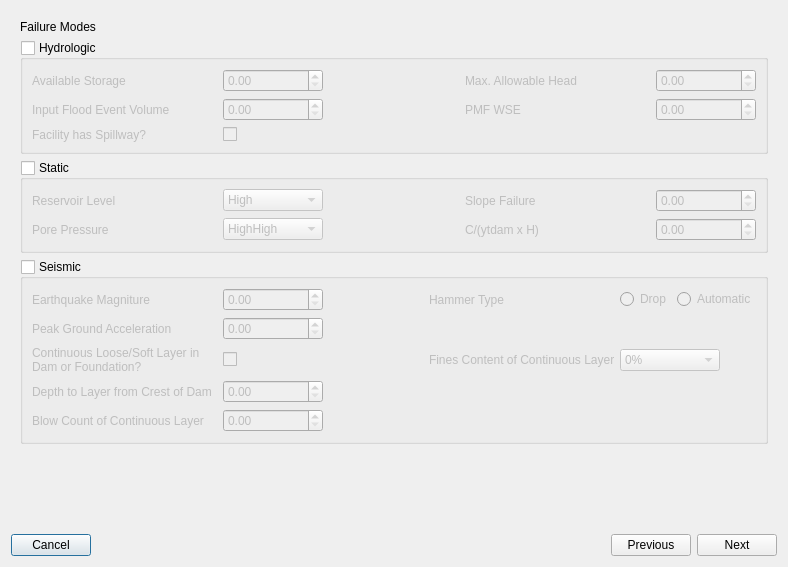
Before: the Qt Designer form flo2d/ui/breach_hydrograph_tool.ui in FLO-2DSoftware/qgis-flo-2d-plugin, drawn with Qt 5.
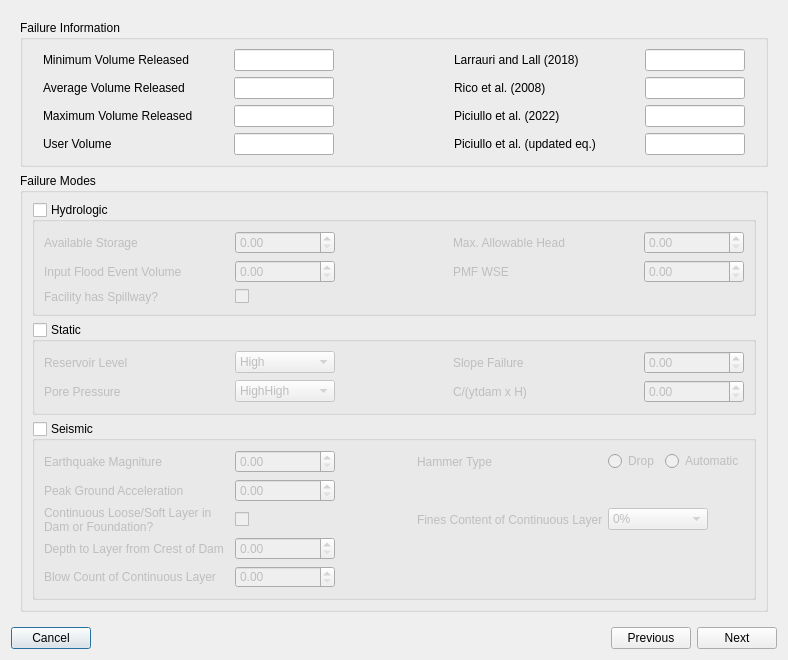
After: the same form once the commit is applied. The open tabs and pages were chosen to show the change. Icons and pictures are not drawn.

Commit message: Enhance Breach Hydrograph Tool with tailings breach volume calculations and UI integration

The edit to the form file:
```diff
--- a/flo2d/ui/breach_hydrograph_tool.ui
+++ b/flo2d/ui/breach_hydrograph_tool.ui
@@ -10,7 +10,7 @@
     <x>0</x>
     <y>0</y>
     <width>782</width>
-    <height>529</height>
+    <height>591</height>
    </rect>
   </property>
   <property name="windowTitle">
@@ -951,7 +951,793 @@
       <layout class="QGridLayout" name="gridLayout_7">
        <item row="0" column="0">
         <layout class="QGridLayout" name="gridLayout_6">
-         <item row="3" column="0" colspan="3">
+         <item row="0" column="0" colspan="2">
+          <widget class="QGroupBox" name="groupBox_2">
+           <property name="title">
+            <string>Failure Information</string>
+           </property>
+           <layout class="QGridLayout" name="gridLayout_22">
+            <property name="leftMargin">
+             <number>20</number>
+            </property>
+            <property name="rightMargin">
+             <number>20</number>
+            </property>
+            <item row="1" column="0">
+             <widget class="QLabel" name="label_57">
+              <property name="minimumSize">
+               <size>
+                <width>185</width>
+                <height>0</height>
+               </size>
+              </property>
+              <property name="maximumSize">
+               <size>
+                <width>185</width>
+                <height>16777215</height>
+               </size>
+              </property>
+              <property name="text">
+               <string>Average Volume Released</string>
+              </property>
+             </widget>
+            </item>
+            <item row="3" column="0">
+             <widget class="QLabel" name="label_59">
+              <property name="minimumSize">
+               <size>
+                <width>185</width>
+                <height>0</height>
+               </size>
+              </property>
+              <property name="maximumSize">
+               <size>
+                <width>185</width>
+                <height>16777215</height>
+               </size>
+              </property>
+              <property name="text">
+               <string>User Volume</string>
+              </property>
+             </widget>
+            </item>
+            <item row="0" column="1">
+             <widget class="QLineEdit" name="vrmin_le">
+              <property name="minimumSize">
+               <size>
+                <width>100</width>
+                <height>0</height>
+               </size>
+              </property>
+              <property name="maximumSize">
+               <size>
+                <width>100</width>
+                <height>16777215</height>
+               </size>
+              </property>
+             </widget>
+            </item>
+            <item row="2" column="4">
+             <widget class="QLineEdit" name="piciullo1_dsb">
+              <property name="minimumSize">
+               <size>
+                <width>100</width>
+                <height>0</height>
+               </size>
+              </property>
+              <property name="maximumSize">
+               <size>
+                <width>100</width>
+                <height>16777215</height>
+               </size>
+              </property>
+             </widget>
+            </item>
+            <item row="2" column="3">
+             <widget class="QLabel" name="label_62">
+              <property name="minimumSize">
+               <size>
+                <width>185</width>
+                <height>0</height>
+               </size>
+              </property>
+              <property name="maximumSize">
+               <size>
+                <width>185</width>
+                <height>16777215</height>
+               </size>
+              </property>
+              <property name="text">
+               <string>Piciullo et al. (2022)</string>
+              </property>
+             </widget>
+            </item>
+            <item row="0" column="4">
+             <widget class="QLineEdit" name="larrauri_dsb">
+              <property name="minimumSize">
+               <size>
+                <width>100</width>
+                <height>0</height>
+               </size>
+              </property>
+              <property name="maximumSize">
+               <size>
+                <width>100</width>
+                <height>16777215</height>
+               </size>
+              </property>
+             </widget>
+            </item>
+            <item row="1" column="4">
+             <widget class="QLineEdit" name="rico_dsb">
+              <property name="minimumSize">
+               <size>
+                <width>100</width>
+                <height>0</height>
+               </size>
+              </property>
+              <property name="maximumSize">
+               <size>
+                <width>100</width>
+                <height>16777215</height>
+               </size>
+              </property>
+             </widget>
+            </item>
+            <item row="0" column="0">
+             <widget class="QLabel" name="label_2">
+              <property name="minimumSize">
+               <size>
+                <width>185</width>
+                <height>0</height>
+               </size>
+              </property>
+              <property name="maximumSize">
+               <size>
+                <width>185</width>
+                <height>16777215</height>
+               </size>
+              </property>
+              <property name="text">
+               <string>Minimum Volume Released</string>
+              </property>
+             </widget>
+            </item>
+            <item row="2" column="0">
+             <widget class="QLabel" name="label_58">
+              <property name="minimumSize">
+               <size>
+                <width>185</width>
+                <height>0</height>
+               </size>
+              </property>
+              <property name="maximumSize">
+               <size>
+                <width>185</width>
+                <height>16777215</height>
+               </size>
+              </property>
+              <property name="text">
+               <string>Maximum Volume Released</string>
+              </property>
+             </widget>
+            </item>
+            <item row="1" column="3">
+             <widget class="QLabel" name="label_60">
+              <property name="minimumSize">
+               <size>
+                <width>185</width>
+                <height>0</height>
+               </size>
+              </property>
+              <property name="maximumSize">
+               <size>
+                <width>185</width>
+                <height>16777215</height>
+               </size>
+              </property>
+              <property name="text">
+               <string>Rico et al. (2008)</string>
+              </property>
+             </widget>
+            </item>
+            <item row="0" column="3">
+             <widget class="QLabel" name="label_61">
+              <property name="minimumSize">
+               <size>
+                <width>185</width>
+                <height>0</height>
+               </size>
+              </property>
+              <property name="maximumSize">
+               <size>
+                <width>185</width>
+                <height>16777215</height>
+               </size>
+              </property>
+              <property name="text">
+               <string>Larrauri and Lall (2018)</string>
+              </property>
+             </widget>
+            </item>
+            <item row="3" column="3">
+             <widget class="QLabel" name="label_63">
+              <property name="minimumSize">
+               <size>
+                <width>185</width>
+                <height>0</height>
+               </size>
+              </property>
+              <property name="maximumSize">
+               <size>
+                <width>185</width>
+                <height>16777215</height>
+               </size>
+              </property>
+              <property name="text">
+               <string>Piciullo et al. (updated eq.)</string>
+              </property>
+             </widget>
+            </item>
+            <item row="1" column="1">
+             <widget class="QLineEdit" name="vrave_le">
+              <property name="minimumSize">
+               <size>
+                <width>100</width>
+                <height>0</height>
+               </size>
+              </property>
+              <property name="maximumSize">
+               <size>
+                <width>100</width>
+                <height>16777215</height>
+               </size>
+              </property>
+             </widget>
+            </item>
+            <item row="2" column="1">
+             <widget class="QLineEdit" name="vrmax_le">
+              <property name="minimumSize">
+               <size>
+                <width>100</width>
+                <height>0</height>
+               </size>
+              </property>
+              <property name="maximumSize">
+               <size>
+                <width>100</width>
+                <height>16777215</height>
+               </size>
+              </property>
+             </widget>
+            </item>
+            <item row="3" column="1">
+             <widget class="QLineEdit" name="lineEdit_5">
+              <property name="minimumSize">
+               <size>
+                <width>100</width>
+                <height>0</height>
+               </size>
+              </property>
+              <property name="maximumSize">
+               <size>
+                <width>100</width>
+                <height>16777215</height>
+               </size>
+              </property>
+             </widget>
+            </item>
+            <item row="3" column="4">
+             <widget class="QLineEdit" name="piciullo2_dsb">
+              <property name="minimumSize">
+               <size>
+                <width>100</width>
+                <height>0</height>
+               </size>
+              </property>
+              <property name="maximumSize">
+               <size>
+                <width>100</width>
+                <height>16777215</height>
+               </size>
+              </property>
+             </widget>
+            </item>
+            <item row="1" column="2">
+             <spacer name="horizontalSpacer_20">
+              <property name="orientation">
+               <enum>Qt::Horizontal</enum>
+              </property>
+              <property name="sizeHint" stdset="0">
+               <size>
+                <width>40</width>
+                <height>20</height>
+               </size>
+              </property>
+             </spacer>
+            </item>
+            <item row="0" column="2">
+             <spacer name="horizontalSpacer_22">
+              <property name="orientation">
+               <enum>Qt::Horizontal</enum>
+              </property>
+              <property name="sizeHint" stdset="0">
+               <size>
+                <width>40</width>
+                <height>20</height>
+               </size>
+              </property>
+             </spacer>
+            </item>
+            <item row="2" column="2">
+             <spacer name="horizontalSpacer_23">
+              <property name="orientation">
+               <enum>Qt::Horizontal</enum>
+              </property>
+              <property name="sizeHint" stdset="0">
+               <size>
+                <width>40</width>
+                <height>20</height>
+               </size>
+              </property>
+             </spacer>
+            </item>
+            <item row="3" column="2">
+             <spacer name="horizontalSpacer_24">
+              <property name="orientation">
+               <enum>Qt::Horizontal</enum>
+              </property>
+              <property name="sizeHint" stdset="0">
+               <size>
+                <width>40</width>
+                <height>20</height>
+               </size>
+              </property>
+             </spacer>
+            </item>
+           </layout>
+          </widget>
+         </item>
+         <item row="1" column="0" colspan="2">
+          <widget class="QGroupBox" name="groupBox_10">
+           <property name="title">
+            <string>Failure Modes</string>
+           </property>
+           <layout class="QGridLayout" name="gridLayout_21">
+            <item row="0" column="0">
+             <widget class="QGroupBox" name="groupBox_3">
+              <property name="sizePolicy">
+               <sizepolicy hsizetype="Preferred" vsizetype="Maximum">
+                <horstretch>0</horstretch>
+                <verstretch>0</verstretch>
+               </sizepolicy>
+              </property>
+              <property name="title">
+               <string>Hydrologic</string>
+              </property>
+              <property name="checkable">
+               <bool>true</bool>
+              </property>
+              <property name="checked">
+               <bool>false</bool>
+              </property>
+              <layout class="QGridLayout" name="gridLayout_10">
+               <item row="1" column="3">
+                <widget class="QLabel" name="label_30">
+                 <property name="minimumSize">
+                  <size>
+                   <width>185</width>
+                   <height>0</height>
+                  </size>
+                 </property>
+                 <property name="maximumSize">
+                  <size>
+                   <width>185</width>
+                   <height>16777215</height>
+                  </size>
+                 </property>
+                 <property name="text">
+                  <string>PMF WSE</string>
+                 </property>
+                </widget>
+               </item>
+               <item row="2" column="1">
+                <widget class="QCheckBox" name="checkBox">
+                 <property name="layoutDirection">
+                  <enum>Qt::LeftToRight</enum>
+                 </property>
+                 <property name="text">
+                  <string/>
+                 </property>
+                </widget>
+               </item>
+               <item row="2" column="0">
+                <widget class="QLabel" name="label_38">
+                 <property name="minimumSize">
+                  <size>
+                   <width>185</width>
+                   <height>0</height>
+                  </size>
+                 </property>
+                 <property name="maximumSize">
+                  <size>
+                   <width>185</width>
+                   <height>16777215</height>
+                  </size>
+                 </property>
+                 <property name="text">
+                  <string>Facility has Spillway?</string>
+                 </property>
+                </widget>
+               </item>
+               <item row="0" column="3">
+                <widget class="QLabel" name="label_29">
+                 <property name="minimumSize">
+                  <size>
+                   <width>185</width>
+                   <height>0</height>
+                  </size>
+                 </property>
+                 <property name="maximumSize">
+                  <size>
+                   <width>185</width>
+                   <height>16777215</height>
+                  </size>
+                 </property>
+                 <property name="text">
+                  <string>Max. Allowable Head</string>
+                 </property>
+                </widget>
+               </item>
+               <item row="1" column="1">
+                <widget class="QDoubleSpinBox" name="doubleSpinBox_17">
+                 <property name="minimumSize">
+                  <size>
+                   <width>100</width>
+                   <height>0</height>
+                  </size>
+                 </property>
+                 <property name="maximumSize">
+                  <size>
+                   <width>100</width>
+                   <height>16777215</height>
+                  </size>
+                 </property>
+                </widget>
+               </item>
+               <item row="0" column="0">
+                <widget class="QLabel" name="label_25">
+                 <property name="minimumSize">
+                  <size>
+                   <width>185</width>
+                   <height>0</height>
+                  </size>
+                 </property>
+                 <property name="maximumSize">
+                  <size>
+                   <width>185</width>
+                   <height>16777215</height>
+                  </size>
+                 </property>
+                 <property name="text">
+                  <string>Available Storage</string>
+                 </property>
+                </widget>
+               </item>
+               <item row="1" column="0">
+                <widget class="QLabel" name="label_28">
+                 <property name="minimumSize">
+                  <size>
+                   <width>185</width>
+                   <height>0</height>
+                  </size>
+                 </property>
+                 <property name="maximumSize">
+                  <size>
+                   <width>185</width>
+                   <height>16777215</height>
+                  </size>
+                 </property>
+                 <property name="text">
+                  <string>Input Flood Event Volume</string>
+                 </property>
+                </widget>
+               </item>
+               <item row="0" column="2">
+                <spacer name="horizontalSpacer_8">
+                 <property name="orientation">
+                  <enum>Qt::Horizontal</enum>
+                 </property>
+                 <property name="sizeHint" stdset="0">
+                  <size>
+                   <width>40</width>
+                   <height>20</height>
+                  </size>
+                 </property>
+                </spacer>
+               </item>
+               <item row="0" column="4">
+                <widget class="QDoubleSpinBox" name="doubleSpinBox_19">
+                 <property name="minimumSize">
+                  <size>
+                   <width>100</width>
+                   <height>0</height>
+                  </size>
+                 </property>
+                 <property name="maximumSize">
+                  <size>
+                   <width>100</width>
+                   <height>16777215</height>
+                  </size>
+                 </property>
+                </widget>
+               </item>
+               <item row="0" column="1">
+                <widget class="QDoubleSpinBox" name="doubleSpinBox_16">
+                 <property name="minimumSize">
+                  <size>
+                   <width>100</width>
+                   <height>0</height>
+                  </size>
+                 </property>
+                 <property name="maximumSize">
+                  <size>
+                   <width>100</width>
+                   <height>16777215</height>
+                  </size>
+                 </property>
+                </widget>
+               </item>
+               <item row="1" column="4">
+                <widget class="QDoubleSpinBox" name="doubleSpinBox_18">
+                 <property name="minimumSize">
+                  <size>
+                   <width>100</width>
+                   <height>0</height>
+                  </size>
+                 </property>
+                 <property name="maximumSize">
+                  <size>
+                   <width>100</width>
+                   <height>16777215</height>
+                  </size>
+                 </property>
+                </widget>
+               </item>
+               <item row="1" column="2">
+                <spacer name="horizontalSpacer_10">
+                 <property name="orientation">
+                  <enum>Qt::Horizontal</enum>
+                 </property>
+                 <property name="sizeHint" stdset="0">
+                  <size>
+                   <width>40</width>
+                   <height>20</height>
+                  </size>
+                 </property>
+                </spacer>
+               </item>
+              </layout>
+             </widget>
+            </item>
+            <item row="1" column="0">
+             <widget class="QGroupBox" name="groupBox_4">
+              <property name="sizePolicy">
+               <sizepolicy hsizetype="Preferred" vsizetype="Maximum">
+                <horstretch>0</horstretch>
+                <verstretch>0</verstretch>
+               </sizepolicy>
+              </property>
+              <property name="title">
+               <string>Static</string>
+              </property>
+              <property name="checkable">
+               <bool>true</bool>
+              </property>
+              <property name="checked">
+               <bool>false</bool>
+              </property>
+              <layout class="QGridLayout" name="gridLayout_11">
+               <item row="0" column="2">
+                <spacer name="horizontalSpacer_7">
+                 <property name="orientation">
+                  <enum>Qt::Horizontal</enum>
+                 </property>
+                 <property name="sizeHint" stdset="0">
+                  <size>
+                   <width>40</width>
+                   <height>20</height>
+                  </size>
+                 </property>
+                </spacer>
+               </item>
+               <item row="1" column="1">
+                <widget class="QComboBox" name="comboBox_7">
+                 <property name="minimumSize">
+                  <size>
+                   <width>100</width>
+                   <height>0</height>
+                  </size>
+                 </property>
+                 <property name="maximumSize">
+                  <size>
+                   <width>100</width>
+                   <height>16777215</height>
+                  </size>
+                 </property>
+                 <item>
+                  <property name="text">
+                   <string>HighHigh</string>
+                  </property>
+                 </item>
+                 <item>
+                  <property name="text">
+                   <string>High</string>
+                  </property>
+                 </item>
+                 <item>
+                  <property name="text">
+                   <string>Low</string>
+                  </property>
+                 </item>
+                </widget>
+               </item>
+               <item row="1" column="0">
+                <widget class="QLabel" name="label_31">
+                 <property name="minimumSize">
+                  <size>
+                   <width>185</width>
+                   <height>0</height>
+                  </size>
+                 </property>
+                 <property name="maximumSize">
+                  <size>
+                   <width>185</width>
+                   <height>16777215</height>
+                  </size>
+                 </property>
+                 <property name="text">
+                  <string>Pore Pressure</string>
+                 </property>
+                </widget>
+               </item>
+               <item row="1" column="3">
+                <widget class="QLabel" name="label_33">
+                 <property name="minimumSize">
+                  <size>
+                   <width>185</width>
+                   <height>0</height>
+                  </size>
+                 </property>
+                 <property name="maximumSize">
+                  <size>
+                   <width>185</width>
+                   <height>16777215</height>
+                  </size>
+                 </property>
+                 <property name="text">
+                  <string>C/(ytdam x H)</string>
+                 </property>
+                </widget>
+               </item>
+               <item row="1" column="2">
+                <spacer name="horizontalSpacer_12">
+                 <property name="orientation">
+                  <enum>Qt::Horizontal</enum>
+                 </property>
+                 <property name="sizeHint" stdset="0">
+                  <size>
+                   <width>40</width>
+                   <height>20</height>
+                  </size>
+                 </property>
+                </spacer>
+               </item>
+               <item row="0" column="0">
+                <widget class="QLabel" name="label_26">
+                 <property name="minimumSize">
+                  <size>
+                   <width>185</width>
+                   <height>0</height>
+                  </size>
+                 </property>
+                 <property name="maximumSize">
+                  <size>
+                   <width>185</width>
+                   <height>16777215</height>
+                  </size>
+                 </property>
+                 <property name="text">
+                  <string>Reservoir Level</string>
+                 </property>
+                </widget>
+               </item>
+               <item row="0" column="3">
+                <widget class="QLabel" name="label_32">
+                 <property name="minimumSize">
+                  <size>
+                   <width>185</width>
+                   <height>0</height>
+                  </size>
+                 </property>
+                 <property name="maximumSize">
+                  <size>
+                   <width>185</width>
+                   <height>16777215</height>
+                  </size>
+                 </property>
+                 <property name="text">
+                  <string>Slope Failure</string>
+                 </property>
+                </widget>
+               </item>
+               <item row="0" column="1">
+                <widget class="QComboBox" name="comboBox_6">
+                 <property name="minimumSize">
+                  <size>
+                   <width>100</width>
+                   <height>0</height>
+                  </size>
+                 </property>
+                 <property name="maximumSize">
+                  <size>
+                   <width>100</width>
+                   <height>16777215</height>
+                  </size>
+                 </property>
+                 <item>
+                  <property name="text">
+                   <string>High</string>
+                  </property>
+                 </item>
+                 <item>
+                  <property name="text">
+                   <string>Medium</string>
+                  </property>
+                 </item>
+                 <item>
+                  <property name="text">
+                   <string>Low</string>
+                  </property>
+                 </item>
+                </widget>
+               </item>
+               <item row="0" column="4">
+                <widget class="QDoubleSpinBox" name="doubleSpinBox_20">
+                 <property name="minimumSize">
+                  <size>
+                   <width>100</width>
+                   <height>0</height>
+                  </size>
+                 </property>
+                 <property name="maximumSize">
+                  <size>
+                   <width>100</width>
+                   <height>16777215</height>
+                  </size>
+                 </property>
+                </widget>
+               </item>
+               <item row="1" column="4">
+                <widget class="QDoubleSpinBox" name="doubleSpinBox_21">
+                 <property name="minimumSize">
+                  <size>
+                   <width>100</width>
+                   <height>0</height>
+                  </size>
+                 </property>
+                 <property name="maximumSize">
+                  <size>
+                   <width>100</width>
+                   <height>16777215</height>
+                  </size>
+                 </property>
+                </widget>
+               </item>
+              </layout>
+             </widget>
+            </item>
+            <item row="2" column="0">
           <widget class="QGroupBox" name="groupBox_5">
            <property name="sizePolicy">
             <sizepolicy hsizetype="Preferred" vsizetype="Maximum">
@@ -1293,453 +2079,7 @@
            </layout>
           </widget>
          </item>
-         <item row="1" column="0" colspan="3">
-          <widget class="QGroupBox" name="groupBox_3">
-           <property name="sizePolicy">
-            <sizepolicy hsizetype="Preferred" vsizetype="Maximum">
-             <horstretch>0</horstretch>
-             <verstretch>0</verstretch>
-            </sizepolicy>
-           </property>
-           <property name="title">
-            <string>Hydrologic</string>
-           </property>
-           <property name="checkable">
-            <bool>true</bool>
-           </property>
-           <property name="checked">
-            <bool>false</bool>
-           </property>
-           <layout class="QGridLayout" name="gridLayout_10">
-            <item row="1" column="3">
-             <widget class="QLabel" name="label_30">
-              <property name="minimumSize">
-               <size>
-                <width>185</width>
-                <height>0</height>
-               </size>
-              </property>
-              <property name="maximumSize">
-               <size>
-                <width>185</width>
-                <height>16777215</height>
-               </size>
-              </property>
-              <property name="text">
-               <string>PMF WSE</string>
-              </property>
-             </widget>
-            </item>
-            <item row="2" column="1">
-             <widget class="QCheckBox" name="checkBox">
-              <property name="layoutDirection">
-               <enum>Qt::LeftToRight</enum>
-              </property>
-              <property name="text">
-               <string/>
-              </property>
-             </widget>
-            </item>
-            <item row="2" column="0">
-             <widget class="QLabel" name="label_38">
-              <property name="minimumSize">
-               <size>
-                <width>185</width>
-                <height>0</height>
-               </size>
-              </property>
-              <property name="maximumSize">
-               <size>
-                <width>185</width>
-                <height>16777215</height>
-               </size>
-              </property>
-              <property name="text">
-               <string>Facility has Spillway?</string>
-              </property>
-             </widget>
-            </item>
-            <item row="0" column="3">
-             <widget class="QLabel" name="label_29">
-              <property name="minimumSize">
-               <size>
-                <width>185</width>
-                <height>0</height>
-               </size>
-              </property>
-              <property name="maximumSize">
-               <size>
-                <width>185</width>
-                <height>16777215</height>
-               </size>
-              </property>
-              <property name="text">
-               <string>Max. Allowable Head</string>
-              </property>
-             </widget>
-            </item>
-            <item row="1" column="1">
-             <widget class="QDoubleSpinBox" name="doubleSpinBox_17">
-              <property name="minimumSize">
-               <size>
-                <width>100</width>
-                <height>0</height>
-               </size>
-              </property>
-              <property name="maximumSize">
-               <size>
-                <width>100</width>
-                <height>16777215</height>
-               </size>
-              </property>
-             </widget>
-            </item>
-            <item row="0" column="0">
-             <widget class="QLabel" name="label_25">
-              <property name="minimumSize">
-               <size>
-                <width>185</width>
-                <height>0</height>
-               </size>
-              </property>
-              <property name="maximumSize">
-               <size>
-                <width>185</width>
-                <height>16777215</height>
-               </size>
-              </property>
-              <property name="text">
-               <string>Available Storage</string>
-              </property>
-             </widget>
-            </item>
-            <item row="1" column="0">
-             <widget class="QLabel" name="label_28">
-              <property name="minimumSize">
-               <size>
-                <width>185</width>
-                <height>0</height>
-               </size>
-              </property>
-              <property name="maximumSize">
-               <size>
-                <width>185</width>
-                <height>16777215</height>
-               </size>
-              </property>
-              <property name="text">
-               <string>Input Flood Event Volume</string>
-              </property>
-             </widget>
-            </item>
-            <item row="0" column="2">
-             <spacer name="horizontalSpacer_8">
-              <property name="orientation">
-               <enum>Qt::Horizontal</enum>
-              </property>
-              <property name="sizeHint" stdset="0">
-               <size>
-                <width>40</width>
-                <height>20</height>
-               </size>
-              </property>
-             </spacer>
-            </item>
-            <item row="0" column="4">
-             <widget class="QDoubleSpinBox" name="doubleSpinBox_19">
-              <property name="minimumSize">
-               <size>
-                <width>100</width>
-                <height>0</height>
-               </size>
-              </property>
-              <property name="maximumSize">
-               <size>
-                <width>100</width>
-                <height>16777215</height>
-               </size>
-              </property>
-             </widget>
-            </item>
-            <item row="0" column="1">
-             <widget class="QDoubleSpinBox" name="doubleSpinBox_16">
-              <property name="minimumSize">
-               <size>
-                <width>100</width>
-                <height>0</height>
-               </size>
-              </property>
-              <property name="maximumSize">
-               <size>
-                <width>100</width>
-                <height>16777215</height>
-               </size>
-              </property>
-             </widget>
-            </item>
-            <item row="1" column="4">
-             <widget class="QDoubleSpinBox" name="doubleSpinBox_18">
-              <property name="minimumSize">
-               <size>
-                <width>100</width>
-                <height>0</height>
-               </size>
-              </property>
-              <property name="maximumSize">
-               <size>
-                <width>100</width>
-                <height>16777215</height>
-               </size>
-              </property>
-             </widget>
-            </item>
-            <item row="1" column="2">
-             <spacer name="horizontalSpacer_10">
-              <property name="orientation">
-               <enum>Qt::Horizontal</enum>
-              </property>
-              <property name="sizeHint" stdset="0">
-               <size>
-                <width>40</width>
-                <height>20</height>
-               </size>
-              </property>
-             </spacer>
-            </item>
-           </layout>
-          </widget>
-         </item>
-         <item row="2" column="0" colspan="3">
-          <widget class="QGroupBox" name="groupBox_4">
-           <property name="sizePolicy">
-            <sizepolicy hsizetype="Preferred" vsizetype="Maximum">
-             <horstretch>0</horstretch>
-             <verstretch>0</verstretch>
-            </sizepolicy>
-           </property>
-           <property name="title">
-            <string>Static</string>
-           </property>
-           <property name="checkable">
-            <bool>true</bool>
-           </property>
-           <property name="checked">
-            <bool>false</bool>
-           </property>
-           <layout class="QGridLayout" name="gridLayout_11">
-            <item row="0" column="2">
-             <spacer name="horizontalSpacer_7">
-              <property name="orientation">
-               <enum>Qt::Horizontal</enum>
-              </property>
-              <property name="sizeHint" stdset="0">
-               <size>
-                <width>40</width>
-                <height>20</height>
-               </size>
-              </property>
-             </spacer>
-            </item>
-            <item row="1" column="1">
-             <widget class="QComboBox" name="comboBox_7">
-              <property name="minimumSize">
-               <size>
-                <width>100</width>
-                <height>0</height>
-               </size>
-              </property>
-              <property name="maximumSize">
-               <size>
-                <width>100</width>
-                <height>16777215</height>
-               </size>
-              </property>
-              <item>
-               <property name="text">
-                <string>HighHigh</string>
-               </property>
-              </item>
-              <item>
-               <property name="text">
-                <string>High</string>
-               </property>
-              </item>
-              <item>
-               <property name="text">
-                <string>Low</string>
-               </property>
-              </item>
-             </widget>
-            </item>
-            <item row="1" column="0">
-             <widget class="QLabel" name="label_31">
-              <property name="minimumSize">
-               <size>
-                <width>185</width>
-                <height>0</height>
-               </size>
-              </property>
-              <property name="maximumSize">
-               <size>
-                <width>185</width>
-                <height>16777215</height>
-               </size>
-              </property>
-              <property name="text">
-               <string>Pore Pressure</string>
-              </property>
-             </widget>
-            </item>
-            <item row="1" column="3">
-             <widget class="QLabel" name="label_33">
-              <property name="minimumSize">
-               <size>
-                <width>185</width>
-                <height>0</height>
-               </size>
-              </property>
-              <property name="maximumSize">
-               <size>
-                <width>185</width>
-                <height>16777215</height>
-               </size>
-              </property>
-              <property name="text">
-               <string>C/(ytdam x H)</string>
-              </property>
-             </widget>
-            </item>
-            <item row="1" column="2">
-             <spacer name="horizontalSpacer_12">
-              <property name="orientation">
-               <enum>Qt::Horizontal</enum>
-              </property>
-              <property name="sizeHint" stdset="0">
-               <size>
-                <width>40</width>
-                <height>20</height>
-               </size>
-              </property>
-             </spacer>
-            </item>
-            <item row="0" column="0">
-             <widget class="QLabel" name="label_26">
-              <property name="minimumSize">
-               <size>
-                <width>185</width>
-                <height>0</height>
-               </size>
-              </property>
-              <property name="maximumSize">
-               <size>
-                <width>185</width>
-                <height>16777215</height>
-               </size>
-              </property>
-              <property name="text">
-               <string>Reservoir Level</string>
-              </property>
-             </widget>
-            </item>
-            <item row="0" column="3">
-             <widget class="QLabel" name="label_32">
-              <property name="minimumSize">
-               <size>
-                <width>185</width>
-                <height>0</height>
-               </size>
-              </property>
-              <property name="maximumSize">
-               <size>
-                <width>185</width>
-                <height>16777215</height>
-               </size>
-              </property>
-              <property name="text">
-               <string>Slope Failure</string>
-              </property>
-             </widget>
-            </item>
-            <item row="0" column="1">
-             <widget class="QComboBox" name="comboBox_6">
-              <property name="minimumSize">
-               <size>
-                <width>100</width>
-                <height>0</height>
-               </size>
-              </property>
-              <property name="maximumSize">
-               <size>
-                <width>100</width>
-                <height>16777215</height>
-               </size>
-              </property>
-              <item>
-               <property name="text">
-                <string>High</string>
-               </property>
-              </item>
-              <item>
-               <property name="text">
-                <string>Medium</string>
-               </property>
-              </item>
-              <item>
-               <property name="text">
-                <string>Low</string>
-               </property>
-              </item>
-             </widget>
-            </item>
-            <item row="0" column="4">
-             <widget class="QDoubleSpinBox" name="doubleSpinBox_20">
-              <property name="minimumSize">
-               <size>
-                <width>100</width>
-                <height>0</height>
-               </size>
-              </property>
-              <property name="maximumSize">
-               <size>
-                <width>100</width>
-                <height>16777215</height>
-               </size>
-              </property>
-             </widget>
-            </item>
-            <item row="1" column="4">
-             <widget class="QDoubleSpinBox" name="doubleSpinBox_21">
-              <property name="minimumSize">
-               <size>
-                <width>100</width>
-                <height>0</height>
-               </size>
-              </property>
-              <property name="maximumSize">
-               <size>
-                <width>100</width>
-                <height>16777215</height>
-               </size>
-              </property>
-             </widget>
-            </item>
-           </layout>
-          </widget>
-         </item>
-         <item row="0" column="0" colspan="3">
-          <widget class="QLabel" name="label_2">
-           <property name="sizePolicy">
-            <sizepolicy hsizetype="Preferred" vsizetype="Maximum">
-             <horstretch>0</horstretch>
-             <verstretch>0</verstretch>
-            </sizepolicy>
-           </property>
-           <property name="text">
-            <string>Failure Modes</string>
-           </property>
-          </widget>
-         </item>
-         <item row="4" column="0" colspan="3">
+            <item row="3" column="0">
           <spacer name="verticalSpacer_4">
            <property name="orientation">
             <enum>Qt::Vertical</enum>
@@ -1753,6 +2093,9 @@
           </spacer>
          </item>
         </layout>
+          </widget>
+         </item>
+        </layout>
        </item>
       </layout>
      </widget>
```
Left out of the diff: 48 changed lines with no effect on the pictures. Lines whose indentation alone changed are shown as unchanged. The commit also changes 1 other file.
